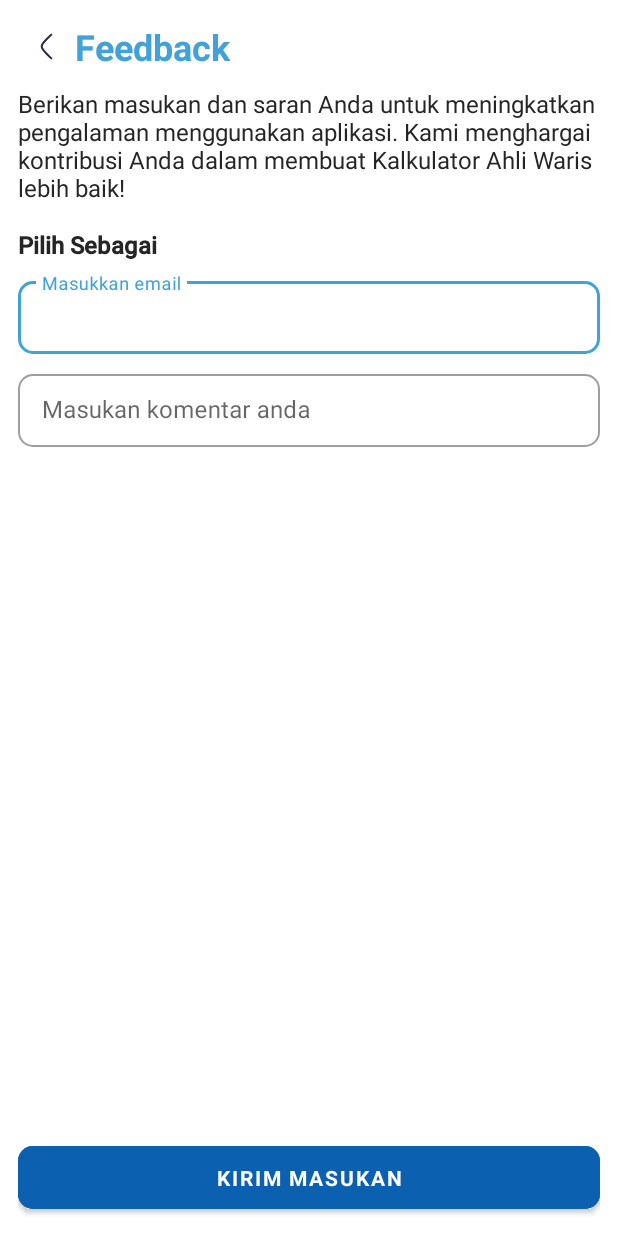
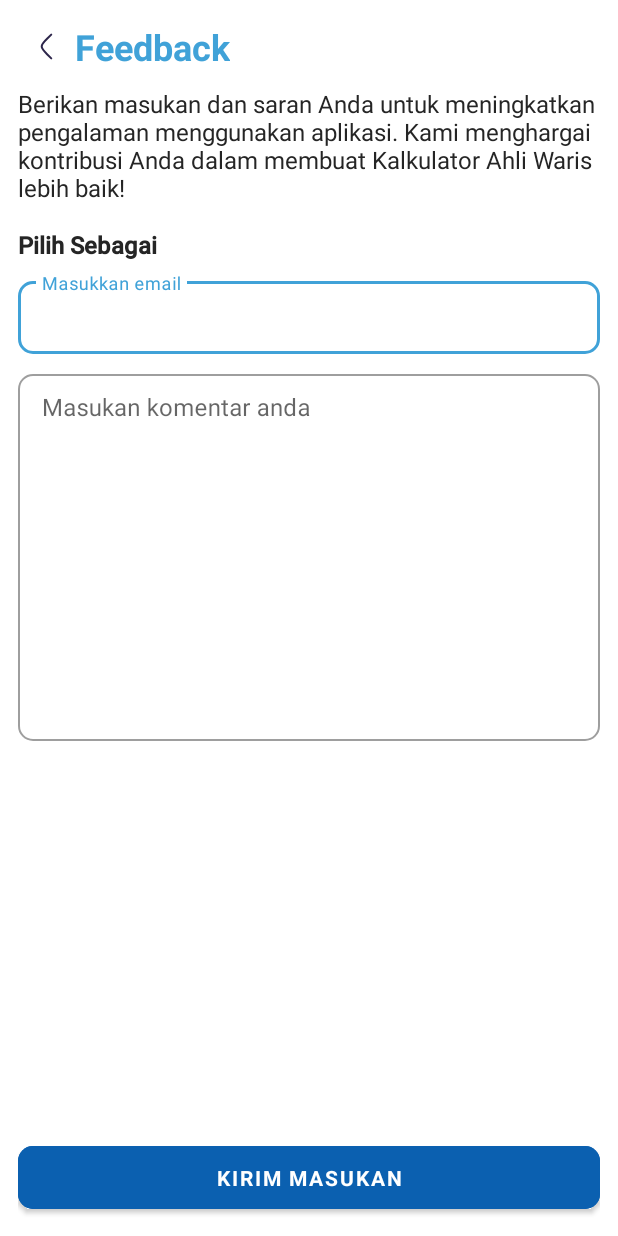
Before and after one commit to ryhanhxx/Al-Mirats, an Android app: the FeedbackActivity screen opened directly, with no data from a screen before it, on a phone screen of 412 x 824 dp. Run offline under Robolectric (Android 15) with nearby library versions, the phone set to English and light mode, and no system bars.

Commit message:
design nambah feedback

```diff
--- a/app/src/main/res/layout/activity_feedback.xml
+++ b/app/src/main/res/layout/activity_feedback.xml
@@ -87,7 +87,7 @@
         android:id="@+id/ti_comment"
         style="@style/Widget.MaterialComponents.TextInputLayout.OutlinedBox.Dense"
         android:layout_width="match_parent"
-        android:layout_height="wrap_content"
+        android:layout_height="250dp"
         android:layout_marginTop="8dp"
         android:hint="@string/txt_komentar"
         app:boxCornerRadiusBottomEnd="10dp"
@@ -100,7 +100,8 @@
 
         <com.google.android.material.textfield.TextInputEditText
             android:layout_width="match_parent"
-            android:layout_height="wrap_content" />
+            android:layout_height="match_parent"
+            android:gravity="start"/>
 
     </com.google.android.material.textfield.TextInputLayout>
 
```
